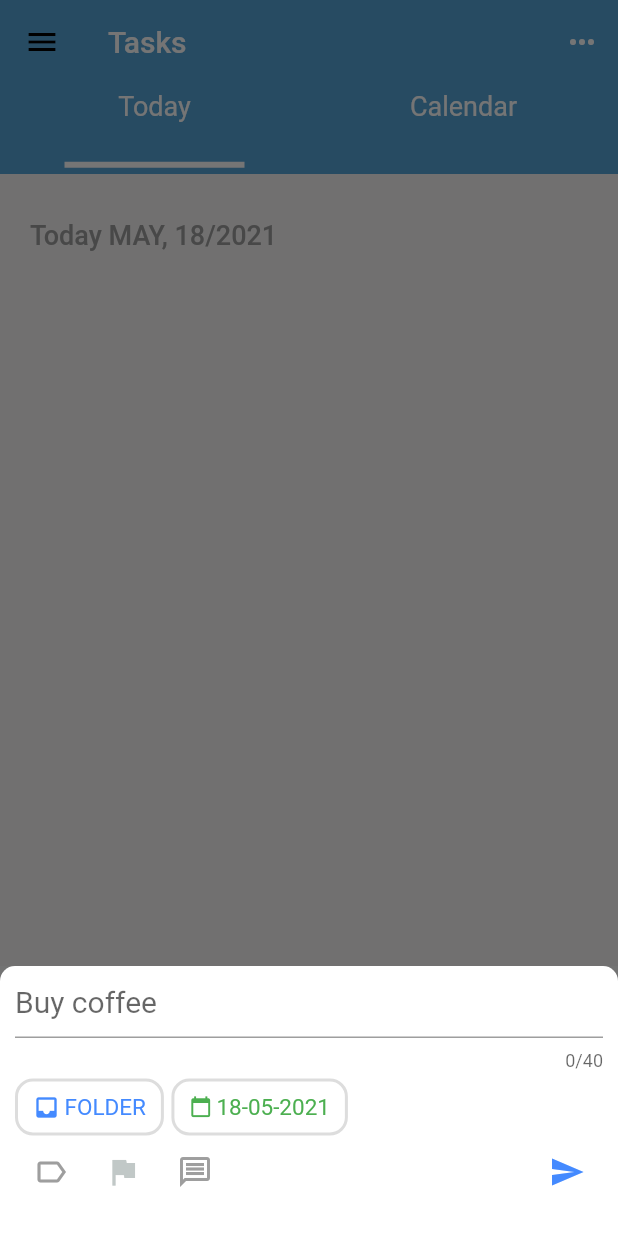
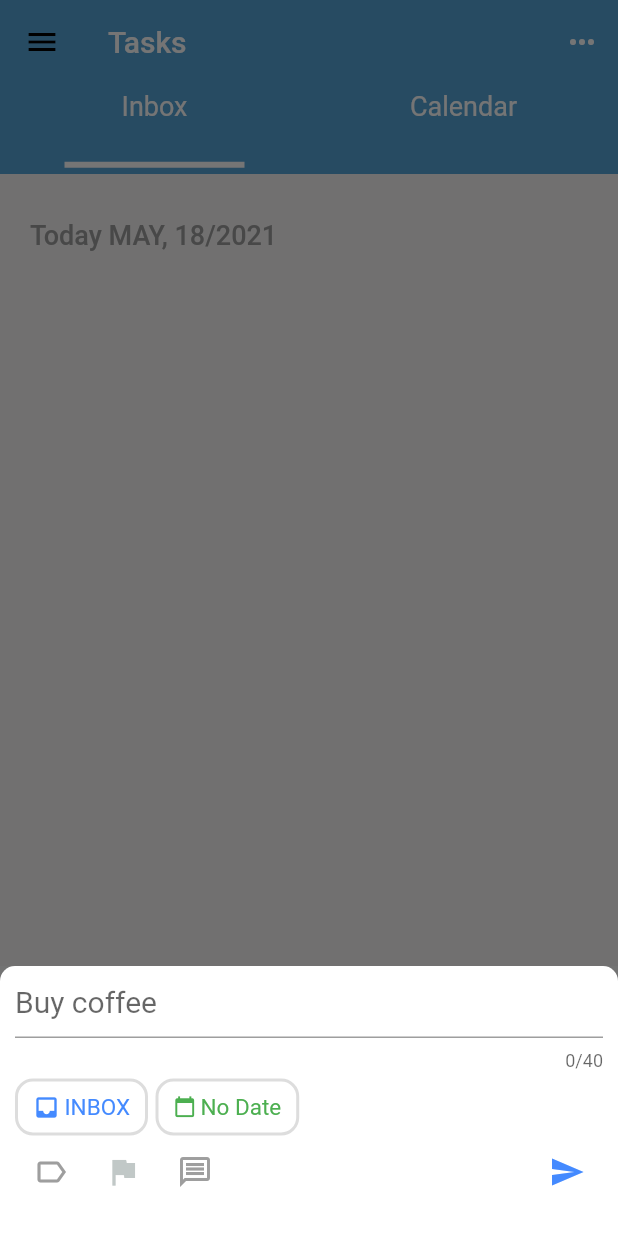
Before and after one commit to panaetova/bp_todo, a Flutter app: the screen it shows after launch, after a tap on the "add" icon, on a phone screen of 412 x 824 dp. Run offline on Flutter 3.47's test engine with Material 2 defaults, Android fonts, the phone set to English and light mode, and no system bars; our stand-ins replace flutter_slidable, table_calendar; Roboto replaces fonts that are missing (avenir).

Commit message:
trying to fix date get date from set-date-screen.dart's working

```diff
--- a/lib/domain/folder.dart
+++ /dev/null
@@ -1,10 +0,0 @@
-import 'package:bp_todo/domain/task.dart';
-
-class Folder {
-  String title;
-  List<Task> foldersTasks = [];
-
-  Folder({this.title});
-
-
-}
--- a/lib/screens/add-task-screen.dart
+++ b/lib/screens/add-task-screen.dart
@@ -8,7 +8,6 @@ import 'package:bp_todo/domain/task.dart';
 import 'package:bp_todo/screens/set-date-screen.dart';
 import 'package:flutter/material.dart';
 import 'package:provider/provider.dart';
-import 'package:intl/intl.dart';
 
 class AddTaskScreen extends StatefulWidget {
   @override
@@ -18,8 +17,8 @@ class AddTaskScreen extends StatefulWidget {
 class _AddTaskScreenState extends State<AddTaskScreen> {
   String newTaskTitle;
   String newTaskNotes;
-  String now = DateFormat("dd-MM-yyyy").format(DateTime.now());
-  DateTime dateTime =  DateTime(DateTime.now().year, DateTime.now().month, DateTime.now().day);
+  String dateTimeString = "No Date";
+  DateTime dateTime;
 
   int newColor = 0xFFc1c8c7;
 
@@ -77,7 +76,7 @@ class _AddTaskScreenState extends State<AddTaskScreen> {
                                 SizedBox(
                                   width: 3,
                                 ),
-                                Text('FOLDER',
+                                Text('INBOX',
                                     style: TextStyle(
                                         fontSize: 15,
                                         color: Colors.blueAccent)),
@@ -171,11 +170,10 @@ class _AddTaskScreenState extends State<AddTaskScreen> {
                             context: context,
                             isScrollControlled: true,
                             builder: (context) => SetDateScreen(
-                              receiveData: (setDateTime) {
+                              receiveData: (setDateTimeString, setDateTime) {
                                 setState(() {
+                                  dateTimeString = setDateTimeString;
                                   dateTime = setDateTime;
-                                  print(dateTime.toString());
-                                  now = DateFormat("dd-MM-yyyy").format(dateTime);
                                 });
                                 Navigator.of(context).pop();
                               },
@@ -196,11 +194,10 @@ class _AddTaskScreenState extends State<AddTaskScreen> {
                                 SizedBox(
                                   width: 3,
                                 ),
-                                Text(
-                                  now,
+                                Text(dateTimeString,
                                   style: TextStyle(
                                       color: Colors.green, fontSize: 15),
-                                ),
+                                )
                               ],
                             ),
                           ),
--- a/lib/screens/home-page.dart
+++ b/lib/screens/home-page.dart
@@ -107,7 +107,7 @@ class _HomeScreenState extends State<HomeScreen> {
   // ignore: missing_return
   Widget getBody() {
     if (sectionIndex == 0) {
-      return TodayCalendarHome();
+      return InboxCalendarHome();
     } else if (sectionIndex == 1)
       return ProjectBody();
   }
--- a/lib/widgets/today-calendar-home.dart
+++ b/lib/widgets/today-calendar-home.dart
@@ -2,13 +2,13 @@ import 'package:bp_todo/widgets/task-body.dart';
 import 'package:flutter/material.dart';
 import 'package:table_calendar/table_calendar.dart';
 
-class TodayCalendarHome extends StatefulWidget {
+class InboxCalendarHome extends StatefulWidget {
   @override
-  _TodayCalendarHomeState createState() => _TodayCalendarHomeState();
+  _InboxCalendarHomeState createState() => _InboxCalendarHomeState();
 }
 
-class _TodayCalendarHomeState extends State<TodayCalendarHome> {
-  String filterType = "today";
+class _InboxCalendarHomeState extends State<InboxCalendarHome> {
+  String filterType = "inbox";
   DateTime today = new DateTime.now();
   List<String> monthNames = ["JAN", "FEB", "MAR", "APR", "MAY", "JUN", "JUL", "AUG", "SEP", "OCT", "NOV", "DEC"];
   CalendarController controller = new CalendarController();
@@ -28,9 +28,9 @@ class _TodayCalendarHomeState extends State<TodayCalendarHome> {
                 children: <Widget>[
                   InkWell(
                     onTap: () {
-                      changeFilter("today");
+                      changeFilter("inbox");
                     },
-                    child: Text("Today",
+                    child: Text("Inbox",
                         style: TextStyle(color: Colors.white, fontSize: 18)),
                   ),
                   SizedBox(
@@ -39,7 +39,7 @@ class _TodayCalendarHomeState extends State<TodayCalendarHome> {
                   Container(
                     height: 4,
                     width: 120,
-                    color: (filterType == "today")
+                    color: (filterType == "inbox")
                         ? Colors.white
                         : Colors.transparent,
                   ),
```
Also changed, not shown: lib/domain/day.dart (+32 -3 lines), lib/screens/set-date-screen.dart (+19 -9 lines).
